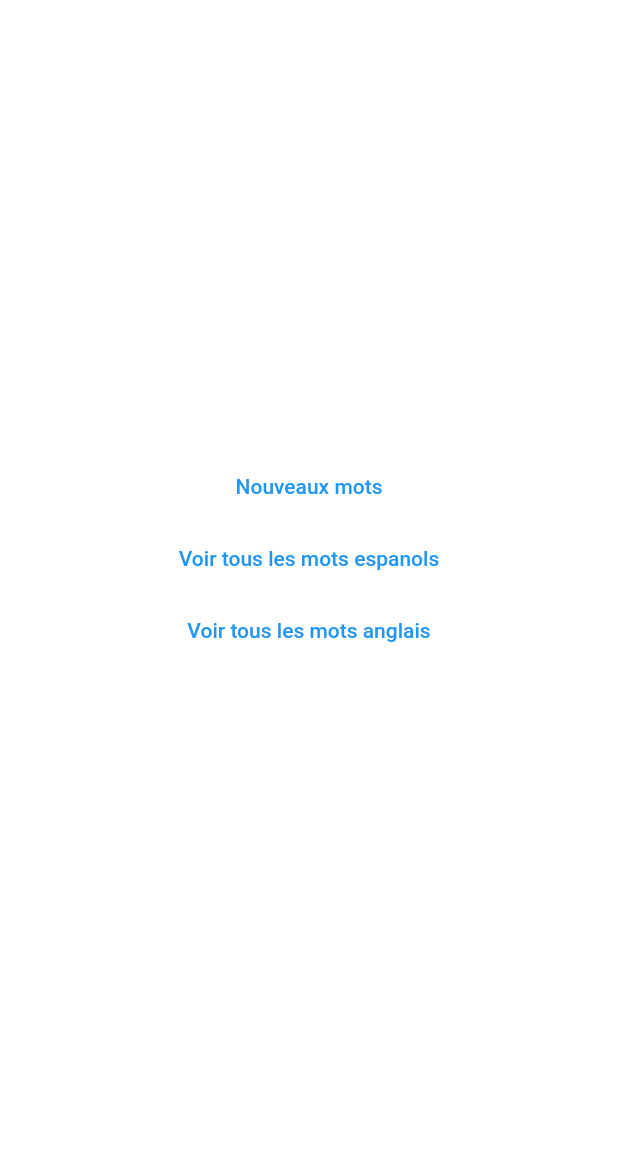
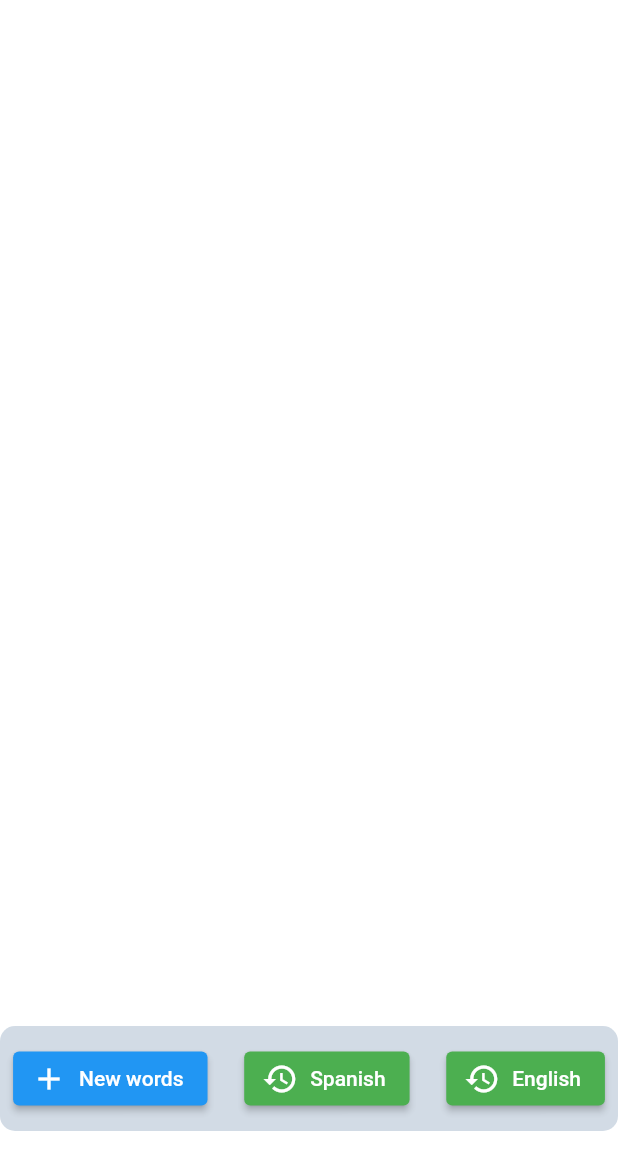
Before and after one commit to Adam-rk/new_words_a_day_mobile_flutter, a Flutter app: the screen it shows after launch, on a phone screen of 412 x 824 dp. Shown: the top 1170 px of the screen. Run offline on Flutter 3.47's test engine with Material 2 defaults, Android fonts, the phone set to English and light mode, and no system bars.

Commit message:
reviewing the design of the app

```diff
--- a/lib/api_call.dart
+++ b/lib/api_call.dart
@@ -1,7 +1,7 @@
 import 'dart:convert';
 import 'package:http/http.dart' as http;
 
-const ipAddress =  "172.29.48.1";
+const ipAddress =  "192.168.0.23";
 Future<Map<String, dynamic>> fetchANewWord() async {
 
 
--- a/lib/home_screen.dart
+++ b/lib/home_screen.dart
@@ -5,35 +5,60 @@ class HomeScreen extends StatelessWidget {
 
   @override
   Widget build(BuildContext context) {
-    return Padding(padding: EdgeInsets.fromLTRB(0.0, 300.0, 0.0, 15.0), child: Column(children: <Widget>[
+    return Align(
+  alignment: Alignment.bottomCenter,
+  child: Container(
+    margin: const EdgeInsets.only(bottom: 70.0),
+    height: 70.0,
+    decoration: BoxDecoration(
+      color: const Color.fromARGB(117, 156, 177, 199),
+      borderRadius: BorderRadius.circular(10.0)
+    ),
 
-        TextButton(
-          style: ButtonStyle(
-            foregroundColor: MaterialStateProperty.all<Color>(Colors.blue),
-          ),
+    child: Row(
+      mainAxisAlignment: MainAxisAlignment.spaceEvenly,
+      children: <Widget>[
+        ElevatedButton.icon(
           onPressed: () {
             Navigator.pushNamed(context, '/words_screen');
           },
-          child: const Text('Nouveaux mots'),
+          icon: const Icon(Icons.add),
+          label: const Text('New words'),
+          style: ElevatedButton.styleFrom(
+            backgroundColor: Colors.blue,
+            foregroundColor: Colors.white,
+          ),
         ),
-        TextButton(
-          style: ButtonStyle(
-            foregroundColor: MaterialStateProperty.all<Color>(Colors.blue),
+        const SizedBox(width: 7.0), // Add spacing between buttons
+        ElevatedButton.icon(
+          onPressed: () {
+            Navigator.pushNamed(context, '/old_words_screen',
+                arguments: {'language': 'es'});
+          },
+          icon: const Icon(Icons.history),
+          label: const Text('Spanish'),
+          style: ElevatedButton.styleFrom(
+            backgroundColor: Colors.green,
+            foregroundColor: Colors.white,
           ),
+        ),
+        const SizedBox(width: 7.0), // Add spacing between buttons
+        ElevatedButton.icon(
           onPressed: () {
-            Navigator.pushNamed(context, '/old_words_screen', arguments: {'language': 'es'});
+            Navigator.pushNamed(context, '/old_words_screen',
+                arguments: {'language': 'en'});
           },
-          child: const Text('Voir tous les mots espanols'),
+          icon: const Icon(Icons.history),
+          label: const Text('English'),
+          style: ElevatedButton.styleFrom(
+            backgroundColor: Colors.green,
+            foregroundColor: Colors.white,
+          ),
         ),
-        TextButton(
-          style: ButtonStyle(
-            foregroundColor: MaterialStateProperty.all<Color>(Colors.blue),
-          ),
-          onPressed: () {
-            Navigator.pushNamed(context, '/old_words_screen', arguments: {'language': 'en'});
-          },
-          child: const Text('Voir tous les mots anglais'),
-        )
-      ]));
+      ],
+    ),
+  ),
+);
+
   }
 }
```
Also changed, not shown: lib/old_words_screen.dart (+24 -18 lines), 1 other file.
